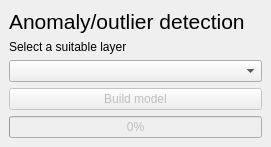
reinvantveer/namari, file namari/namari_dockwidget_base.ui: the form before one commit.
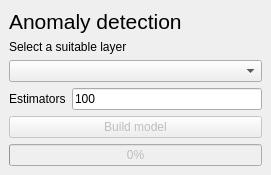
The form after the commit. Custom widgets are drawn as their Qt base class.

Commit message: add text input for number of estimators

Patch:
```diff
--- a/namari/namari_dockwidget_base.ui
+++ b/namari/namari_dockwidget_base.ui
@@ -7,7 +7,7 @@
     <x>0</x>
     <y>0</y>
     <width>271</width>
-    <height>177</height>
+    <height>210</height>
    </rect>
   </property>
   <property name="windowTitle">
@@ -44,13 +44,26 @@
        <enum>Qt::NoFocus</enum>
       </property>
       <property name="text">
-       <string>Anomaly/outlier detection</string>
+       <string>Anomaly detection</string>
       </property>
       <property name="textFormat">
        <enum>Qt::AutoText</enum>
       </property>
      </widget>
     </item>
+    <item row="9" column="1">
+     <widget class="QPushButton" name="pushButtonBuildModel">
+      <property name="enabled">
+       <bool>false</bool>
+      </property>
+      <property name="text">
+       <string>Build model</string>
+      </property>
+     </widget>
+    </item>
+    <item row="4" column="1">
+     <widget class="QgsMapLayerComboBox" name="mMapLayerComboBox"/>
+    </item>
     <item row="3" column="1">
      <widget class="QLabel" name="label_2">
       <property name="sizePolicy">
@@ -67,17 +80,7 @@
       </property>
      </widget>
     </item>
-    <item row="6" column="1">
-     <widget class="QPushButton" name="pushButtonBuildModel">
-      <property name="enabled">
-       <bool>false</bool>
-      </property>
-      <property name="text">
-       <string>Build model</string>
-      </property>
-     </widget>
-    </item>
-    <item row="7" column="1">
+    <item row="10" column="1">
      <widget class="QProgressBar" name="progressBarModelBuilding">
       <property name="enabled">
        <bool>false</bool>
@@ -87,8 +90,41 @@
       </property>
      </widget>
     </item>
-    <item row="4" column="1">
-     <widget class="QgsMapLayerComboBox" name="mMapLayerComboBox"/>
+    <item row="5" column="1">
+     <layout class="QHBoxLayout" name="horizontalLayout">
+      <item>
+       <widget class="QLabel" name="label_3">
+        <property name="sizePolicy">
+         <sizepolicy hsizetype="Fixed" vsizetype="Fixed">
+          <horstretch>0</horstretch>
+          <verstretch>0</verstretch>
+         </sizepolicy>
+        </property>
+        <property name="text">
+         <string>Estimators</string>
+        </property>
+       </widget>
+      </item>
+      <item>
+       <widget class="QLineEdit" name="lineEditNumEstimators">
+        <property name="sizePolicy">
+         <sizepolicy hsizetype="Preferred" vsizetype="Fixed">
+          <horstretch>0</horstretch>
+          <verstretch>0</verstretch>
+         </sizepolicy>
+        </property>
+        <property name="layoutDirection">
+         <enum>Qt::RightToLeft</enum>
+        </property>
+        <property name="inputMask">
+         <string>000</string>
+        </property>
+        <property name="text">
+         <string>100</string>
+        </property>
+       </widget>
+      </item>
+     </layout>
     </item>
    </layout>
   </widget>
```
The commit also changes 2 other files.
